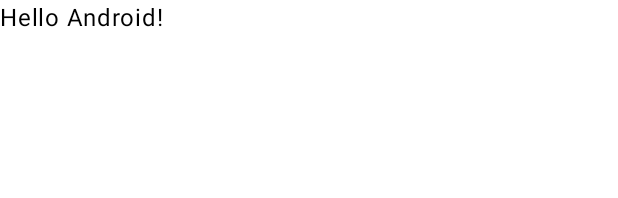
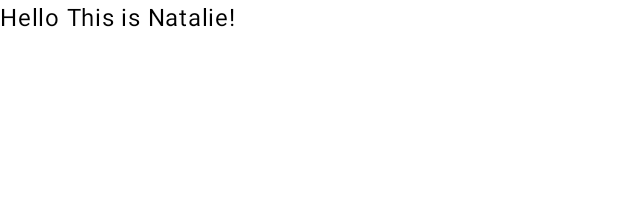
Before and after one commit to verycoldyiting/MAD25_T02_Team1, an Android app built with Jetpack Compose: the @Preview function GreetingPreview, on a phone screen of 412 x 824 dp. Shown: the top 198 px of the screen. Run offline under Robolectric (Android 15) with nearby library versions, the phone set to English and light mode, and no system bars.

Commit message:
Test commit

```diff
--- a/app/src/main/java/sg/edu/np/mad/mad25_t02_team1/MainActivity.kt
+++ b/app/src/main/java/sg/edu/np/mad/mad25_t02_team1/MainActivity.kt
@@ -41,6 +41,6 @@ fun Greeting(name: String, modifier: Modifier = Modifier) {
 @Composable
 fun GreetingPreview() {
     MAD25_T02_Team1Theme {
-        Greeting("Android")
+        Greeting("This is Natalie")
     }
 }
```
